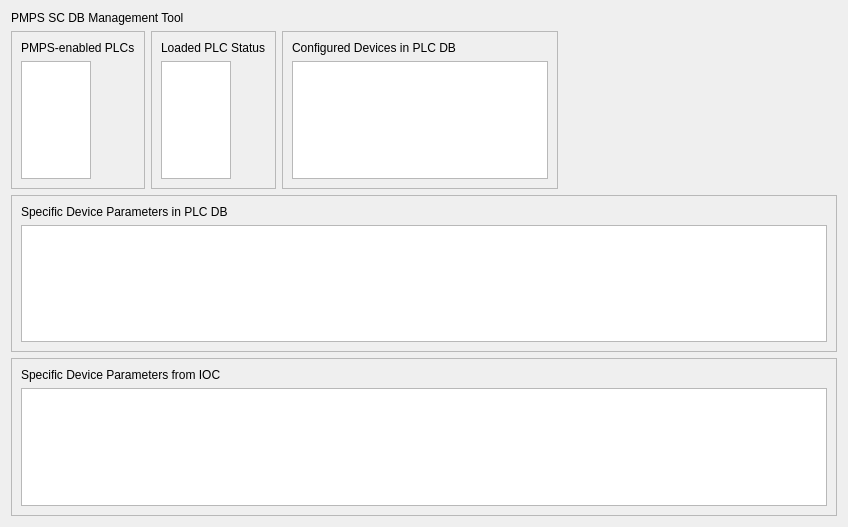
Above: pmpsdb_client/tables.ui from pcdshub/pmpsdb_client before the change. Below: the same form after it.
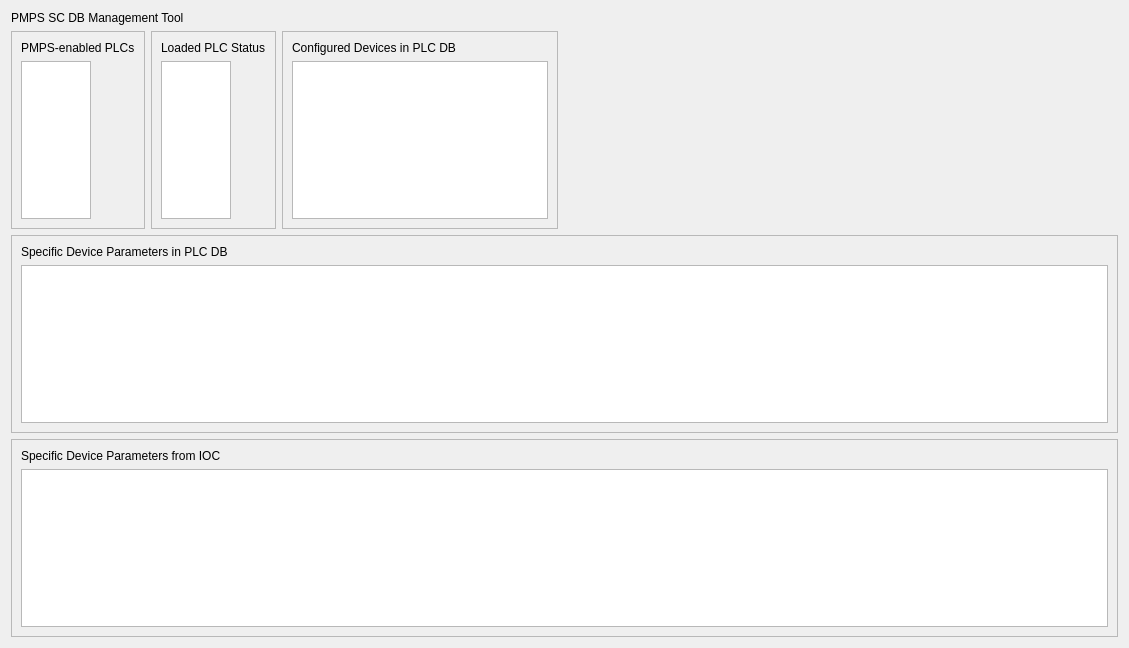
That is the form after the change.

Commit message: ENH: add dialog to show device to plc mapping

Diff of the .ui file:
```diff
--- a/pmpsdb_client/tables.ui
+++ b/pmpsdb_client/tables.ui
@@ -6,8 +6,8 @@
    <rect>
     <x>0</x>
     <y>0</y>
-    <width>848</width>
-    <height>527</height>
+    <width>1129</width>
+    <height>648</height>
    </rect>
   </property>
   <property name="windowTitle">
```
The commit also changes 3 other files.
